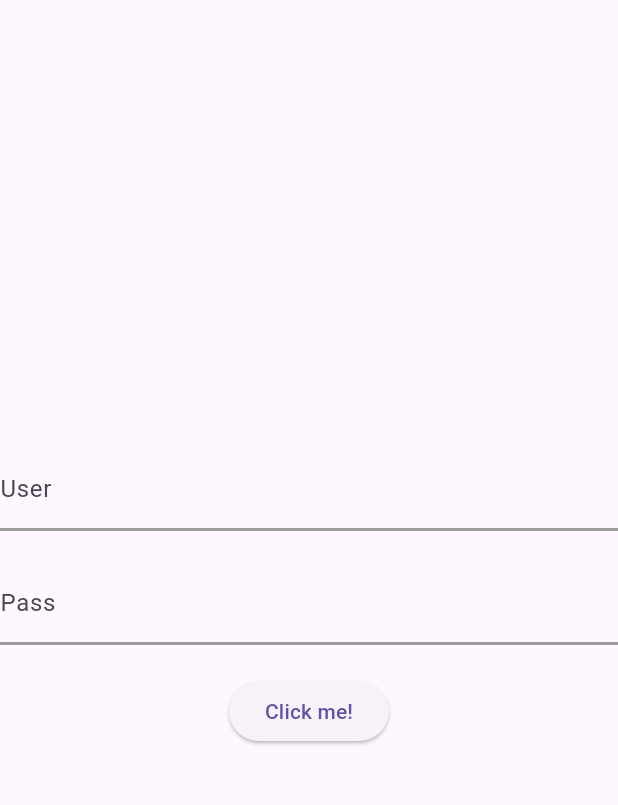
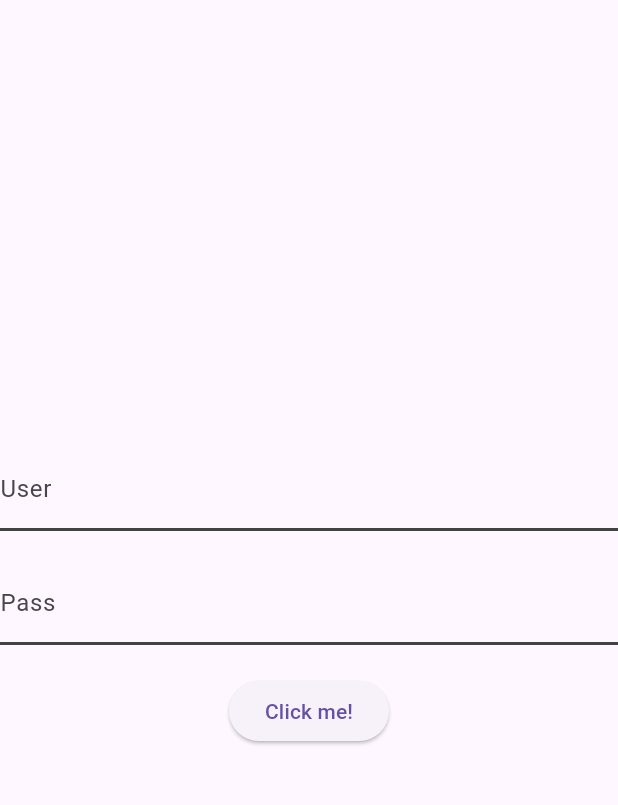
Before and after one commit to rafaelmamorim/widgets_package, a Flutter app: the screen it shows after launch, on a phone screen of 412 x 824 dp, the part 63-868 px from its top. Run offline on Flutter 3.47's test engine with Material 3 defaults, Android fonts, the phone set to English and light mode, and no system bars.

Commit message:
Melhorias no esquema de cores

```diff
--- a/lib/theme/white_color_scheme.dart
+++ b/lib/theme/white_color_scheme.dart
@@ -3,15 +3,14 @@ import 'package:flutter/material.dart';
 // Classe que estende ColorScheme para o tema claro
 class WhiteColorScheme extends ColorScheme {
   // Construtor para o WhiteColorScheme
-  const WhiteColorScheme()
+  WhiteColorScheme()
       : super(
           brightness: Brightness.light,
           primary: const Color(0xFF9d9d9c), // Cor principal
           onPrimary:
               Colors.white, // Cor para texto ou ícones em elementos primários
           secondary: const Color(0xFF03DAC6), // Cor secundária
-          onSecondary:
-              Colors.black, // Cor de texto em fundo branco
+          onSecondary: Colors.black, // Cor de texto em fundo branco
           surface: Colors
               .white, // Cor da superfície (elementos como cartões, botões)
           onSurface: Colors.black, // Cor de texto em superfícies
@@ -25,14 +24,13 @@ class WhiteColorScheme extends ColorScheme {
         );
 
   // Cores personalizadas adicionais
-  Color get accent => const Color(0xFF03DAC6); // Cor de destaque
-  Color get textPrimary => Colors.black; // Cor de texto primário
-  Color get textSecondary => Colors.grey; // Cor de texto secundário
-  Color get primaryBackgroundColorButton => Colors.grey.shade200;
+  final Color accent = const Color(0xFF03DAC6); // Cor de destaque
+  final Color textPrimary = Colors.black; // Cor de texto primário
+  final Color textSecondary = Colors.grey; // Cor de texto secundário
+  final Color primaryBackgroundColorButton = Colors.grey.shade200;
 
-  Color get verdeUnipampa => const Color(0xFF009045);
-  Color get cinzaUnipampa => const Color(0xFF9d9d9c);
-  Color get pretoUnipampa => const Color(0x000000ff);
-  Color get branco => const Color(0xffffffff);
-  Color get laranja => Colors.orange;
+  final Color branco = const Color(0xFFFFFFFF);
+  final Color verde = Colors.green.shade900;
+  final Color laranja = Colors.orange;
+  final Color cinza = Colors.grey.shade800;
 }
--- a/lib/widgets/custom_textbox.dart
+++ b/lib/widgets/custom_textbox.dart
@@ -1,5 +1,5 @@
 import 'package:flutter/material.dart';
-import '../theme/white_color_scheme.dart';
+import 'package:widgets_package/theme/white_color_scheme.dart';
 
 class CustomTextBox extends StatelessWidget {
   final String labelText;
@@ -17,7 +17,7 @@ class CustomTextBox extends StatelessWidget {
 
   @override
   Widget build(BuildContext context) {
-    var irugColorScheme = const WhiteColorScheme();
+    var irugColorScheme = WhiteColorScheme();
 
     return TextField(
       controller: controller,
@@ -27,7 +27,7 @@ class CustomTextBox extends StatelessWidget {
         labelText: labelText,
         enabledBorder: UnderlineInputBorder(
           borderSide: BorderSide(
-            color: irugColorScheme.cinzaUnipampa,
+            color: irugColorScheme.cinza,
             width: 2,
           ),
           borderRadius: const BorderRadius.only(
@@ -37,7 +37,7 @@ class CustomTextBox extends StatelessWidget {
         ),
         focusedBorder: UnderlineInputBorder(
           borderSide: BorderSide(
-            color: irugColorScheme.verdeUnipampa,
+            color: irugColorScheme.verde,
             width: 2,
           ),
         ),
--- a/lib/widgets/dialogbox.dart
+++ b/lib/widgets/dialogbox.dart
@@ -1,4 +1,5 @@
 import 'package:flutter/material.dart';
+import 'package:widgets_package/theme/white_color_scheme.dart';
 
 class DialogBox extends StatelessWidget {
   final String title;
@@ -14,12 +15,14 @@ class DialogBox extends StatelessWidget {
 
   @override
   Widget build(BuildContext context) {
+    final WhiteColorScheme colorScheme = WhiteColorScheme();
+
     return AlertDialog(
       title: Row(
         children: [
-          const Icon(
+          Icon(
             Icons.warning, // Ícone de alerta
-            color: Colors.orange,
+            color: colorScheme.laranja,
           ),
           const SizedBox(width: 10),
           Text(title),
--- a/pubspec.yaml
+++ b/pubspec.yaml
@@ -1,6 +1,6 @@
 name: widgets_package
 description: "Um conjunto de widgets reutilizáveis para Flutter."
-version: 0.0.1
+version: 0.0.2
 homepage: https://github.com/rafaelmamorim/widgets_package
 
 environment:
```
